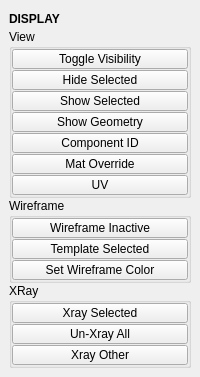
m3trik/tentacle, file tentacle/ui/display.ui: the form before one commit.
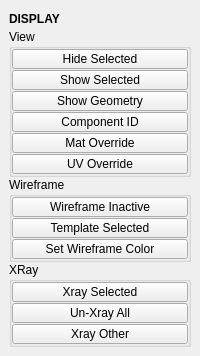
The form after the commit. Custom widgets are drawn as their Qt base class.

```diff
--- a/tentacle/ui/display.ui
+++ b/tentacle/ui/display.ui
@@ -10,7 +10,7 @@
     <x>0</x>
     <y>0</y>
     <width>200</width>
-    <height>374</height>
+    <height>355</height>
    </rect>
   </property>
   <property name="tabShape">
@@ -75,25 +75,6 @@
          <property name="bottomMargin">
           <number>0</number>
          </property>
-         <item>
-          <widget class="QPushButton" name="b001">
-           <property name="minimumSize">
-            <size>
-             <width>0</width>
-             <height>20</height>
-            </size>
-           </property>
-           <property name="maximumSize">
-            <size>
-             <width>16777215</width>
-             <height>20</height>
-            </size>
-           </property>
-           <property name="text">
-            <string>Toggle Visibility</string>
-           </property>
-          </widget>
-         </item>
          <item>
           <widget class="QPushButton" name="b002">
            <property name="minimumSize">
@@ -210,7 +191,7 @@
             <string>Material Override: Override with UV checker</string>
            </property>
            <property name="text">
-            <string>UV</string>
+            <string>UV Override</string>
            </property>
           </widget>
          </item>
```
